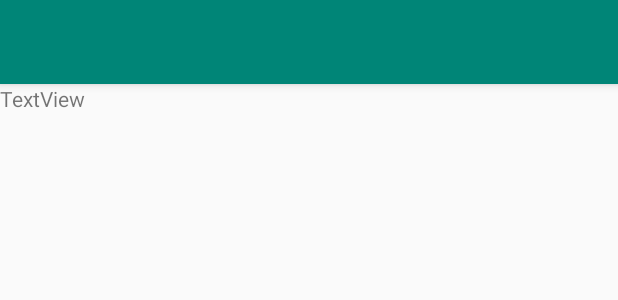
After one commit to xhe23/PermiSense, an Android app: the layout activity_add_location.xml on its own in the app's theme, with its tools: preview values and no code run, on a phone screen of 412 x 824 dp. The commit adds this screen. Shown: the top 300 px of the screen. Run offline under Robolectric (Android 15) with nearby library versions, the phone set to English and light mode, and no system bars.

Commit message:
add location activity

```diff
--- a/app/src/main/AndroidManifest.xml
+++ b/app/src/main/AndroidManifest.xml
@@ -9,6 +9,10 @@
         android:roundIcon="@mipmap/ic_launcher_round"
         android:supportsRtl="true"
         android:theme="@style/AppTheme">
+        <activity
+            android:name=".dashboard.AddLocationActivity"
+            android:label="@string/title_activity_add_location"
+            android:theme="@style/AppTheme.NoActionBar"></activity>
         <activity android:name=".MainActivity">
             <intent-filter>
                 <action android:name="android.intent.action.MAIN" />
@@ -16,7 +20,7 @@
                 <category android:name="android.intent.category.LAUNCHER" />
             </intent-filter>
         </activity>
-        <activity android:name=".AppDetailActivity"></activity>
+        <activity android:name=".AppDetailActivity" />
     </application>
 
 </manifest>
--- a/app/src/main/java/com/installedapps/com/installedapps/dashboard/DashboardViewModel.java
+++ b/app/src/main/java/com/installedapps/com/installedapps/dashboard/ScenarioListViewModel.java
@@ -4,11 +4,11 @@ import androidx.lifecycle.LiveData;
 import androidx.lifecycle.MutableLiveData;
 import androidx.lifecycle.ViewModel;
 
-public class DashboardViewModel extends ViewModel {
+public class ScenarioListViewModel extends ViewModel {
 
     private MutableLiveData<String> mText;
 
-    public DashboardViewModel() {
+    public ScenarioListViewModel() {
         mText = new MutableLiveData<>();
         mText.setValue("This is dashboard fragment");
     }
--- /dev/null
+++ b/app/src/main/res/layout/activity_add_location.xml
@@ -0,0 +1,37 @@
+<?xml version="1.0" encoding="utf-8"?>
+<androidx.coordinatorlayout.widget.CoordinatorLayout xmlns:android="http://schemas.android.com/apk/res/android"
+    xmlns:app="http://schemas.android.com/apk/res-auto"
+    xmlns:tools="http://schemas.android.com/tools"
+    android:layout_width="match_parent"
+    android:layout_height="match_parent"
+    tools:context=".dashboard.AddLocationActivity">
+
+    <com.google.android.material.appbar.AppBarLayout
+        android:layout_width="match_parent"
+        android:layout_height="wrap_content"
+        android:theme="@style/AppTheme.AppBarOverlay">
+
+        <androidx.appcompat.widget.Toolbar
+            android:id="@+id/toolbar"
+            android:layout_width="match_parent"
+            android:layout_height="?attr/actionBarSize"
+            android:background="?attr/colorPrimary"
+            app:popupTheme="@style/AppTheme.PopupOverlay" />
+
+    </com.google.android.material.appbar.AppBarLayout>
+
+    <androidx.constraintlayout.widget.ConstraintLayout
+        android:layout_width="match_parent"
+        android:layout_height="match_parent"
+        app:layout_behavior="@string/appbar_scrolling_view_behavior"
+        tools:context=".dashboard.AddLocationActivity"
+        tools:showIn="@layout/activity_add_location">
+
+        <TextView
+            android:id="@+id/textView"
+            android:layout_width="wrap_content"
+            android:layout_height="wrap_content"
+            android:text="TextView" />
+    </androidx.constraintlayout.widget.ConstraintLayout>
+
+</androidx.coordinatorlayout.widget.CoordinatorLayout>
--- a/app/src/main/res/layout/fragment_dashboard.xml
+++ b/app/src/main/res/layout/fragment_scenario_list.xml
@@ -5,7 +5,7 @@
     android:layout_height="match_parent">
 
     <com.google.android.material.floatingactionbutton.FloatingActionButton
-        android:id="@+id/add_context_button"
+        android:id="@+id/add_scenario_button"
         android:layout_width="wrap_content"
         android:layout_height="wrap_content"
         android:layout_gravity="end|bottom"
--- a/app/src/main/res/menu/bottom_nav_menu.xml
+++ b/app/src/main/res/menu/bottom_nav_menu.xml
@@ -7,7 +7,7 @@
         android:title="@string/title_home" />
 
     <item
-        android:id="@+id/navigation_dashboard"
+        android:id="@+id/navigation_sceanrio"
         android:icon="@drawable/ic_dashboard_black_24dp"
         android:title="@string/title_dashboard" />
 
--- a/app/src/main/res/navigation/mobile_navigation.xml
+++ b/app/src/main/res/navigation/mobile_navigation.xml
@@ -12,10 +12,10 @@
         tools:layout="@layout/fragment_home" />
 
     <fragment
-        android:id="@+id/navigation_dashboard"
-        android:name="com.installedapps.com.installedapps.dashboard.DashboardFragment"
+        android:id="@+id/navigation_sceanrio"
+        android:name="com.installedapps.com.installedapps.dashboard.ScenarioListFragment"
         android:label="@string/title_dashboard"
-        tools:layout="@layout/fragment_dashboard" />
+        tools:layout="@layout/fragment_scenario_list" />
 
     <fragment
         android:id="@+id/navigation_notifications"
--- /dev/null
+++ b/app/src/main/res/values/dimens.xml
@@ -0,0 +1,3 @@
+<resources>
+    <dimen name="fab_margin">16dp</dimen>
+</resources>
--- a/app/src/main/res/values/strings.xml
+++ b/app/src/main/res/values/strings.xml
@@ -3,4 +3,8 @@
     <string name="title_home">Applications</string>
     <string name="title_dashboard">Contexts</string>
     <string name="title_notifications">Suggestions</string>
+
+
+    <string name="sc_location">Location</string>
+    <string name="title_activity_add_location">Edit Location</string>
 </resources>
--- a/app/src/main/res/values/styles.xml
+++ b/app/src/main/res/values/styles.xml
@@ -8,4 +8,13 @@
         <item name="colorAccent">@color/colorAccent</item>
     </style>
 
+    <style name="AppTheme.NoActionBar">
+        <item name="windowActionBar">false</item>
+        <item name="windowNoTitle">true</item>
+    </style>
+
+    <style name="AppTheme.AppBarOverlay" parent="ThemeOverlay.AppCompat.Dark.ActionBar" />
+
+    <style name="AppTheme.PopupOverlay" parent="ThemeOverlay.AppCompat.Light" />
+
 </resources>
--- a/build.gradle
+++ b/build.gradle
@@ -1,6 +1,8 @@
 // Top-level build file where you can add configuration options common to all sub-projects/modules.
 
 buildscript {
+    ext.kotlin_version = '1.3.50'
+
 
     repositories {
         google()
@@ -12,7 +14,7 @@ buildscript {
 
         // NOTE: Do not place your application dependencies here; they belong
         // in the individual module build.gradle files
-    }
+    classpath "org.jetbrains.kotlin:kotlin-gradle-plugin:$kotlin_version" }
 }
 
 allprojects {
```
Also changed, not shown: app/build.gradle (+7 -0 lines), app/src/main/java/com/installedapps/com/installedapps/MainActivity.java (+1 -16 lines), app/src/main/java/com/installedapps/com/installedapps/dashboard/AddLocationActivity.kt (added, +18 -0 lines), app/src/main/java/com/installedapps/com/installedapps/dashboard/ScenarioListFragment.java (renamed from app/src/main/java/com/installedapps/com/installedapps/dashboard/DashboardFragment.java, +25 -9 lines), app/src/main/res/menu/scenario_add_menu.xml (added, +7 -0 lines).
